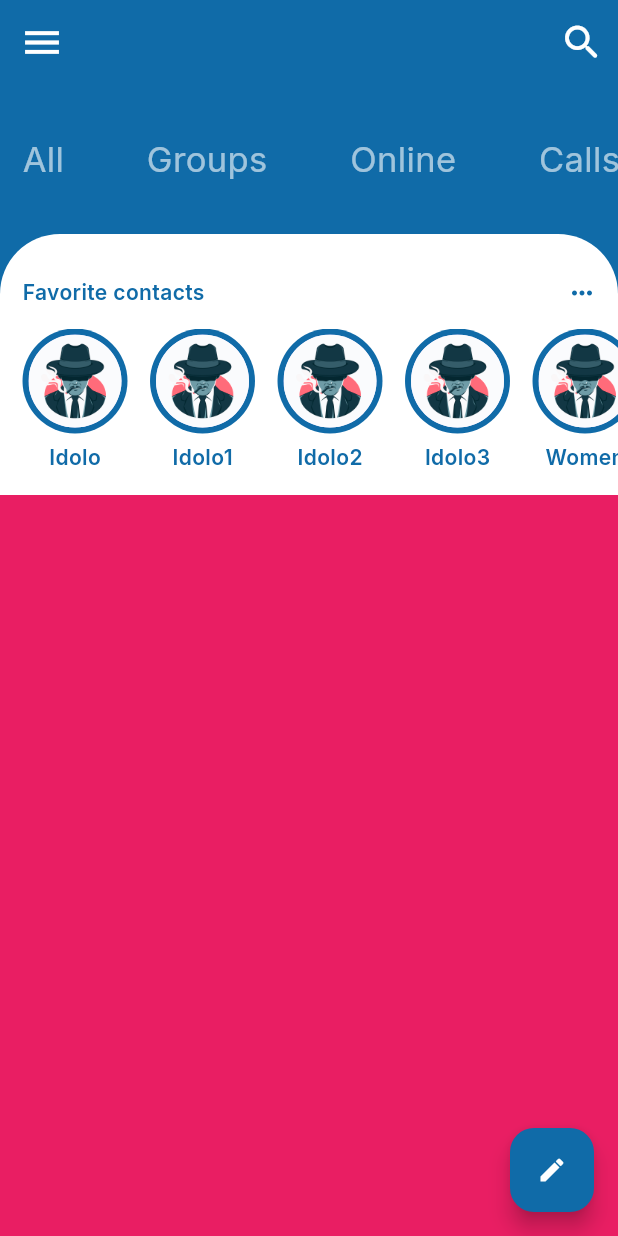
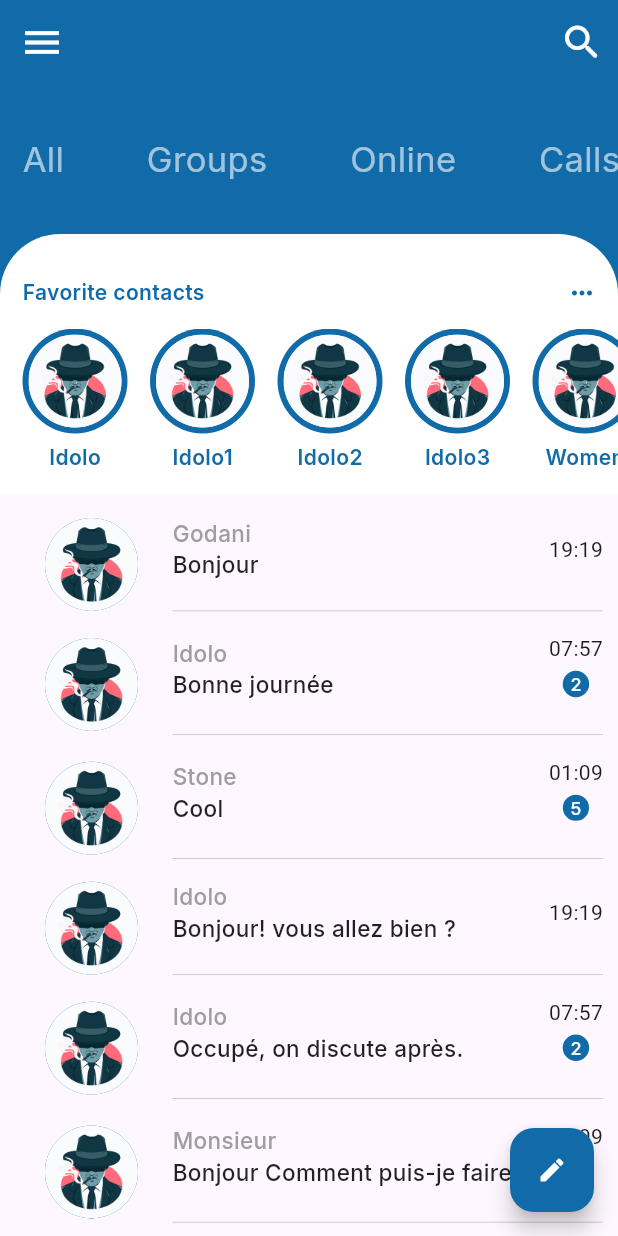
Before and after one commit to Diyoro007/Flutter-App, a Flutter app: the screen it shows after launch, on a phone screen of 412 x 824 dp. Run offline on Flutter 3.47's test engine with Material 3 defaults, Android fonts, the phone set to English and light mode, and no system bars; our stand-ins replace firebase_core, google_fonts; accounts and stored records are empty.

Commit message:
[ADD] finish page acceuil message and begin chat_page

```diff
--- a/we_chat/lib/messagerie_page/acceuil_page.dart
+++ b/we_chat/lib/messagerie_page/acceuil_page.dart
@@ -36,9 +36,7 @@ class AcceuilPage extends StatelessWidget {
           MenuSection(),
           FavoriteSection(),
           Expanded(
-            child: Container(
-              color: Colors.pink,
-            ),
+            child: MessageSection(),
           ),
         ],
       ),
@@ -93,44 +91,13 @@ class FavoriteSection extends StatelessWidget {
 
   // ignore: non_constant_identifier_names
   final List favoriteContacts = [
-    {
-      'name': "Idolo",
-      'profile': 'images/avatar/mafieu.jpg'
-
-    },
-    {
-      'name': "Idolo1",
-      'profile': 'images/avatar/mafieu2.jpg'
-
-    },
-    {
-      'name': "Idolo2",
-      'profile': 'images/avatar/mafieu3.jpg'
-
-    },
-    {
-      'name': "Idolo3",
-      'profile': 'images/avatar/mafieu4.jpg'
-
-    },
-    {
-      'name': "Women",
-      'profile': 'images/avatar/mafieu5.jpg'
-
-    },
-    {
-      'name': "madame",
-      'profile': 'images/avatar/mafieu6.jpg'
-
-    },
-    {
-      'name': "monsieur",
-      'profile': 'images/avatar/mafieu7.jpg'
-
-    },
-
-
-
+    {'name': "Idolo", 'profile': 'images/avatar/mafieu.jpg'},
+    {'name': "Idolo1", 'profile': 'images/avatar/mafieu2.jpg'},
+    {'name': "Idolo2", 'profile': 'images/avatar/mafieu3.jpg'},
+    {'name': "Idolo3", 'profile': 'images/avatar/mafieu4.jpg'},
+    {'name': "Women", 'profile': 'images/avatar/mafieu5.jpg'},
+    {'name': "madame", 'profile': 'images/avatar/mafieu6.jpg'},
+    {'name': "monsieur", 'profile': 'images/avatar/mafieu7.jpg'},
   ];
 
   @override
@@ -142,10 +109,7 @@ class FavoriteSection extends StatelessWidget {
         decoration: const BoxDecoration(
             color: dWithe,
             borderRadius: BorderRadius.only(
-            topLeft: Radius.circular(40),
-            topRight: Radius.circular(40)
-          )
-        ),
+                topLeft: Radius.circular(40), topRight: Radius.circular(40))),
         child: Column(
           children: [
             Row(
@@ -159,8 +123,7 @@ class FavoriteSection extends StatelessWidget {
                         //color: Colors.white60,
                         color: dColor,
                         fontSize: 14,
-                      fontWeight: FontWeight.w600
-                    ),
+                        fontWeight: FontWeight.w600),
                   ),
                 ),
                 const IconButton(
@@ -169,7 +132,8 @@ class FavoriteSection extends StatelessWidget {
                     //color: Colors.white60,
                     color: dColor,
                     size: 20,
-                  ), onPressed: null,
+                  ),
+                  onPressed: null,
                 ),
               ],
             ),
@@ -189,7 +153,8 @@ class FavoriteSection extends StatelessWidget {
                             color: dColor,
                             shape: BoxShape.circle,
                           ),
-                          child: CircleAvatar(radius: 20,
+                          child: CircleAvatar(
+                            radius: 20,
                             backgroundImage: AssetImage(favorite['profile']),
                           ),
                         ),
@@ -201,7 +166,6 @@ class FavoriteSection extends StatelessWidget {
                             fontSize: 14,
                             fontWeight: FontWeight.w600,
                           ),
-
                         )
                       ],
                     ),
@@ -215,3 +179,169 @@ class FavoriteSection extends StatelessWidget {
     );
   }
 }
+
+class MessageSection extends StatelessWidget {
+  MessageSection({super.key});
+
+  final List messages = [
+    {
+      'photoProfile': 'images/avatar/mafieu.jpg',
+      'nameUser': 'Godani',
+      'message': 'Bonjour',
+      'unRead': 0,
+      'heure': '19:19'
+    },
+    {
+      'photoProfile': 'images/avatar/mafieu.jpg',
+      'nameUser': 'Idolo',
+      'message': 'Bonne journée',
+      'unRead': 2,
+      'heure': '07:57'
+    },
+    {
+      'photoProfile': 'images/avatar/mafieu.jpg',
+      'nameUser': 'Stone',
+      'message': 'Cool',
+      'unRead': 5,
+      'heure': '01:09'
+    },
+    {
+      'photoProfile': 'images/avatar/mafieu.jpg',
+      'nameUser': 'Idolo',
+      'message': 'Bonjour! vous allez bien ?',
+      'unRead': 0,
+      'heure': '19:19'
+    },
+    {
+      'photoProfile': 'images/avatar/mafieu.jpg',
+      'nameUser': 'Idolo',
+      'message': 'Occupé, on discute après.',
+      'unRead': 2,
+      'heure': '07:57'
+    },
+    {
+      'photoProfile': 'images/avatar/mafieu.jpg',
+      'nameUser': 'Monsieur',
+      'message': 'Bonjour Comment puis-je faire ?',
+      'unRead': 3,
+      'heure': '01:09'
+    },
+    {
+      'photoProfile': 'images/avatar/mafieu.jpg',
+      'nameUser': 'Mr Chat',
+      'message': 'Comment vous rencontrer ?',
+      'unRead': 3,
+      'heure': '01:09'
+    },
+    {
+      'photoProfile': 'images/avatar/mafieu.jpg',
+      'nameUser': 'Drissa Corporation',
+      'message': 'Merci DG ',
+      'unRead': 1,
+      'heure': '09:09'
+    },
+    {
+      'photoProfile': 'images/avatar/mafieu.jpg',
+      'nameUser': 'Mael Yao ',
+      'message': 'Bonsoir !',
+      'unRead': 0,
+      'heure': '03:09'
+    },
+  ];
+
+  @override
+  Widget build(BuildContext context) {
+    return SingleChildScrollView(
+      child: Column(
+
+        children: messages.map((message) {
+          return InkWell(
+            onTap: () {},
+            splashColor: dColor,
+            child: Container(
+                padding: const EdgeInsets.only(left: 30, right: 10, top: 15),
+                child: Row(
+                  children: [
+                    Container(
+                      width: 62,
+                      height: 62,
+                      margin: const EdgeInsets.only(right: 23),
+                      decoration: BoxDecoration(
+                          color: dColor,
+                          shape: BoxShape.circle,
+                          image: DecorationImage(
+                              fit: BoxFit.cover,
+                              image: AssetImage(
+                                message['photoProfile'],
+                              ))),
+                    ),
+                    Expanded(
+                      child: Column(
+                        children: [
+                          Row(
+                            mainAxisAlignment: MainAxisAlignment.spaceBetween ,
+                            children: [
+                              Column(
+                                crossAxisAlignment: CrossAxisAlignment.start,
+                                children: [
+                                  Text(
+                                    message['nameUser'],
+                                    style: GoogleFonts.inter(
+                                      color: Colors.grey,
+                                      fontSize: 15,
+                                      fontWeight: FontWeight.w500,
+                                    ),
+                                  ),
+                                  Wrap(
+                                    children: [
+                                      Text(
+                                    message['message'],
+                                    style: GoogleFonts.inter(
+                                      color: Colors.black87,
+                                      fontSize: 15,
+                                      fontWeight: FontWeight.w500,
+                                    ),
+                                  ),
+                                    ],
+                                  ),
+
+                                ],
+                              ),
+                              Column(
+                                children: [
+                                  Text(message['heure']),
+                                  message['unRead'] != 0 ? Container(
+                                    padding: const EdgeInsets.all(5),
+                                    decoration:  const BoxDecoration(
+                                      color: dColor,
+                                      shape: BoxShape.circle
+                                    ),
+                                    child: Text(
+                                      message['unRead'].toString(),
+                                      style: GoogleFonts.inter(
+                                        color: dWithe,
+                                        fontSize: 12,
+                                        fontWeight: FontWeight.w500,
+                                      ),
+                                    ),
+                                  ): Container()
+                                ],
+                              ),
+                            ],
+                          ),
+                          const SizedBox(height: 20),
+                          Container(
+                            color: Colors.grey[400],
+                            height: 0.5,
+                          )
+                        ],
+                      ),
+                    )
+                  ],
+                )),
+          );
+        }).toList(),
+      ),
+    );
+  }
+}
--- /dev/null
+++ b/we_chat/lib/messagerie_page/conv_page.dart
@@ -0,0 +1,12 @@
+import 'package:flutter/material.dart';
+import 'package:google_fonts/google_fonts.dart';
+
+class ConvPage extends StatelessWidget{
+  const ConvPage({super. key });
+  @override
+  Widget build(BuildContext context) {
+    // TODO: implement build
+    throw UnimplementedError();
+  }
+
+}
```
Lines whose indentation alone changed are shown as unchanged.
